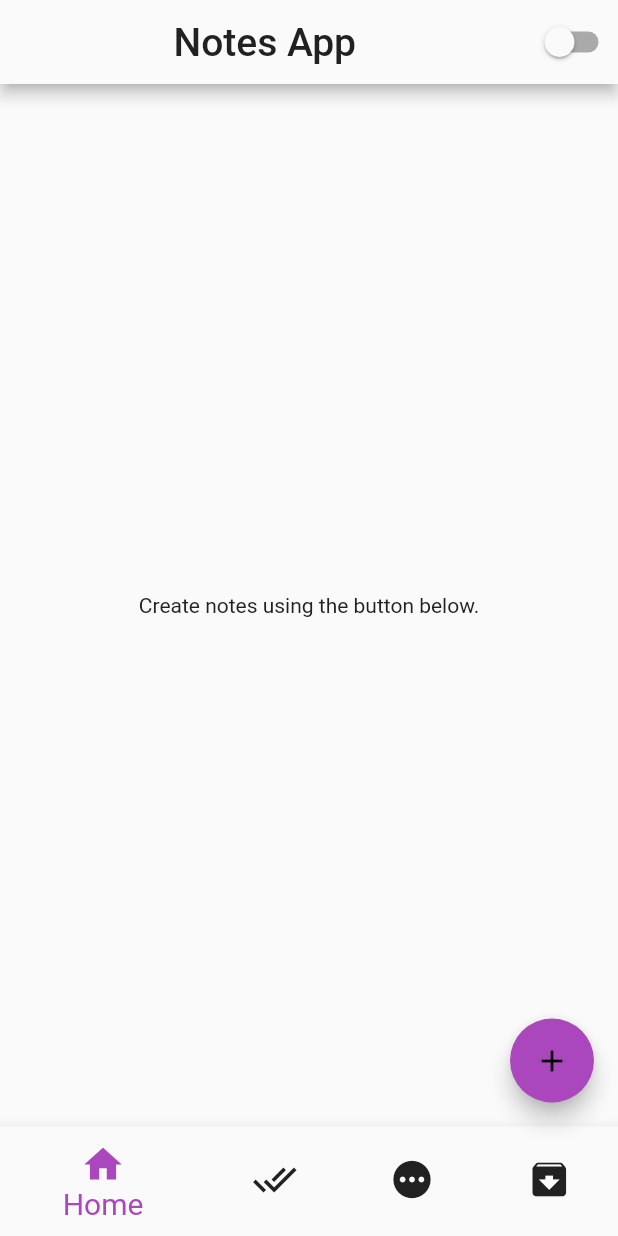
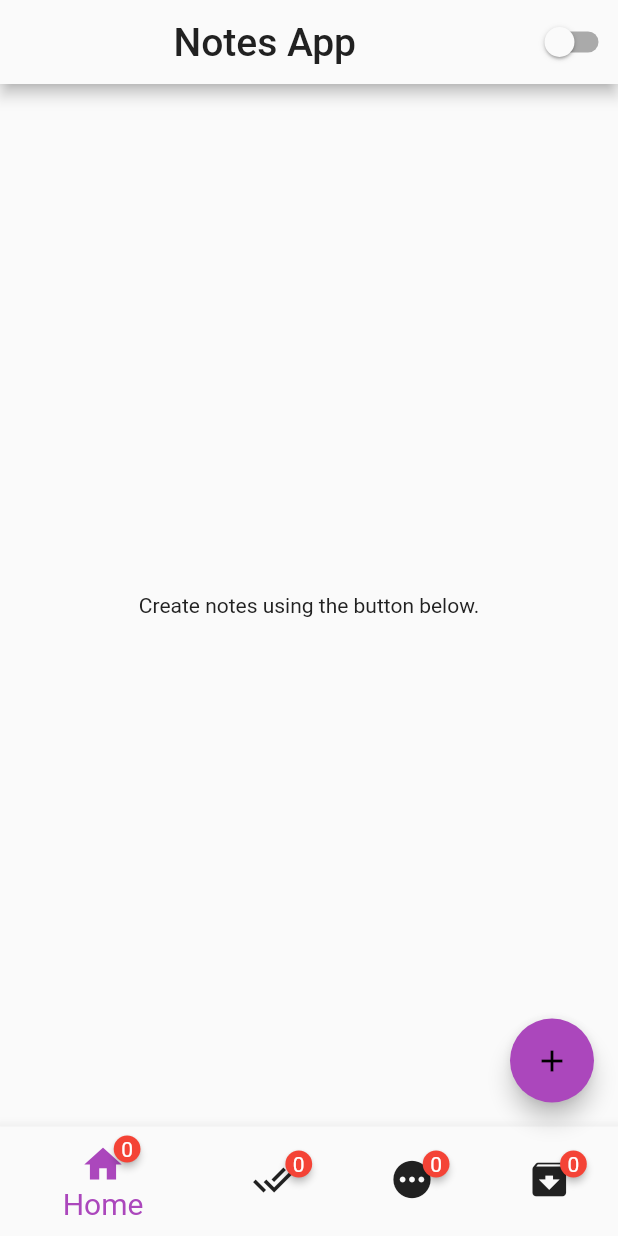
Before and after one commit to bisma-im/notes_app, a Flutter app: the screen it shows after launch, on a phone screen of 412 x 824 dp. Run offline on Flutter 3.47's test engine with Material 2 defaults, Android fonts, the phone set to English and light mode, and no system bars; drawn by our look-alikes of badges.

Commit message:
Badge Icon on bottom navigation bar tabs to show number of notes in each category.

```diff
--- /dev/null
+++ b/lib/module_screens/bottom_nav_bar.dart
@@ -0,0 +1,70 @@
+import 'package:flutter/material.dart';
+import 'package:badges/badges.dart' as badges;
+class BottomNavBar extends StatefulWidget {
+  final int selectedIndex;
+  final Function(int) onItemTapped;
+  final int complete;
+  final int pending;
+  final int archive;
+  final int all;
+
+  const BottomNavBar({super.key, required this.selectedIndex, required this.complete, required this.pending, required this.archive, required this.all, required this.onItemTapped});
+  @override
+  State<BottomNavBar> createState() => _BottomNavBarState();
+}
+
+class _BottomNavBarState extends State<BottomNavBar> {
+  @override
+  Widget build(BuildContext context) {
+    return BottomNavigationBar(
+      backgroundColor: Theme.of(context).colorScheme.background,
+      items: <BottomNavigationBarItem> [
+        BottomNavigationBarItem(
+          icon: badges.Badge(
+            badgeContent: Text(
+              widget.all.toString(),
+              style: const TextStyle(color: Colors.white),
+            ),
+            child: const Icon(Icons.home),
+          ),
+          label: 'Home',
+        ),
+        BottomNavigationBarItem(
+          icon: badges.Badge(
+            badgeContent: Text(
+              widget.complete.toString(),
+              style: const TextStyle(color: Colors.white),
+            ),
+            child: const Icon(Icons.done_all),
+          ),
+          label: 'Complete',
+        ),
+        BottomNavigationBarItem(
+          icon: badges.Badge(
+            badgeContent: Text(
+              widget.pending.toString(),
+              style: const TextStyle(color: Colors.white),
+            ),
+              child: const Icon(Icons.pending),
+          ),
+          label: 'Pending',
+        ),
+        BottomNavigationBarItem(
+          icon: badges.Badge(
+            badgeContent: Text(
+              widget.archive.toString(),
+              style: const TextStyle(color: Colors.white),
+            ),
+              child: const Icon(Icons.archive)),
+          label: 'Archive',
+        ),
+      ],
+      currentIndex: widget.selectedIndex,
+      unselectedItemColor: Theme.of(context).colorScheme.secondary,
+      selectedItemColor: Theme.of(context).colorScheme.primary,
+      iconSize: 30.0,
+      selectedFontSize: 20.0,
+      onTap: widget.onItemTapped,
+    );
+  }
+}
--- a/lib/module_screens/create_note.dart
+++ b/lib/module_screens/create_note.dart
@@ -45,7 +45,7 @@ class _CreateNoteState extends State<CreateNote> {
         ),
       ),
       floatingActionButton: FloatingActionButton(
-        backgroundColor: Colors.purple.shade400,
+        backgroundColor: Theme.of(context).colorScheme.primary,
         onPressed: (){
           if(titleController.text.isEmpty){
             return;
--- a/lib/module_screens/home_screen.dart
+++ b/lib/module_screens/home_screen.dart
@@ -1,6 +1,7 @@
 import 'package:flutter/material.dart';
 import 'package:notes_app/models/Note.dart';
 import 'package:notes_app/module_screens/create_note.dart';
+import 'package:notes_app/module_screens/bottom_nav_bar.dart';
 import 'package:notes_app/widgets/note_card.dart';
 
 import '../main.dart';
@@ -12,13 +13,15 @@ class HomeScreen extends StatefulWidget {
 
 class _HomeScreenState extends State<HomeScreen> with TickerProviderStateMixin{
   List <Note> notes = List.empty(growable: true);
-  List<String> categories = ['Home','Complete','Pending','Archived'];
+  //List<String> categories = ['Home','Complete','Pending','Archived'];
   int _selectedIndex = 0;
+  List<Note> completedNotes = List.empty(growable: true);
+  List<Note> pendingNotes = List.empty(growable: true);
+  List<Note> archivedNotes = List.empty(growable: true);
   List<Note> filteredNotes = List.empty(growable: true);
   List<Note> filterNotesByCategory(String category) {
     return notes.where((note) => note.category == category).toList();
   }
-
   @override
   Widget build(BuildContext context) {
 
@@ -58,44 +61,25 @@ class _HomeScreenState extends State<HomeScreen> with TickerProviderStateMixin{
       ),
 
       //ListViewBuilder(notes: notes, length: notes.length, context: context, onNoteDeleted: onNoteDeleted, onCategoryChanged: onCategoryChanged),
-      bottomNavigationBar: BottomNavigationBar(
-        backgroundColor: Theme.of(context).colorScheme.background,
-        items: const <BottomNavigationBarItem> [
-          BottomNavigationBarItem(
-            icon: Icon(Icons.home),
-            label: 'Home',
-          ),
-          BottomNavigationBarItem(
-            icon: Icon(Icons.done_all),
-            label: 'Complete',
-          ),
-          BottomNavigationBarItem(
-            icon: Icon(Icons.pending),
-            label: 'Pending',
-          ),
-          BottomNavigationBarItem(
-            icon: Icon(Icons.archive),
-            label: 'Archive',
-          ),
-        ],
-        currentIndex: _selectedIndex,
-        unselectedItemColor: Theme.of(context).colorScheme.secondary,
-        selectedItemColor: Theme.of(context).colorScheme.primary,
-        iconSize: 30.0,
-        selectedFontSize: 20.0,
-        onTap: (int index) {
+      bottomNavigationBar: BottomNavBar(
+          selectedIndex: _selectedIndex,
+          complete: categoryLength('Complete'),
+          pending: categoryLength('Pending'),
+          archive: categoryLength('Archive'),
+          all: notes.length,
+          onItemTapped: (int index) {
             setState(() {
               _selectedIndex = index;
               switch(index){
-              case 1: filteredNotes = filterNotesByCategory('Complete');
-              case 2: filteredNotes = filterNotesByCategory('Pending');
-              case 3: filteredNotes = filterNotesByCategory('Archive');
+                case 1: filteredNotes = filterNotesByCategory('Complete'); break;
+                case 2: filteredNotes = filterNotesByCategory('Pending'); break;
+                case 3: filteredNotes = filterNotesByCategory('Archive'); break;
               }
             });
           },
       ),
       floatingActionButton: _selectedIndex == 0 ? FloatingActionButton(
-        backgroundColor: Colors.purple.shade400,
+        backgroundColor: Theme.of(context).colorScheme.primary,
         onPressed: () {
           Navigator.of(context).push(MaterialPageRoute(builder: (context) => CreateNote(onNewNoteCreated: onNewNoteCreated)));
         },
@@ -117,4 +101,11 @@ class _HomeScreenState extends State<HomeScreen> with TickerProviderStateMixin{
       notes[index].category = newCategory;
     });
   }
+  int categoryLength(String newCategory){
+    int len = 0;
+    newCategory == 'Complete' ? len = notes.where((note) => note.category == 'Complete').toList().length :
+    newCategory == 'Pending' ? len = notes.where((note) => note.category == 'Pending').toList().length:
+    len = notes.where((note) => note.category == 'Archive').toList().length;
+    return len;
   }
+}
--- a/pubspec.yaml
+++ b/pubspec.yaml
@@ -35,6 +35,7 @@ dependencies:
   # The following adds the Cupertino Icons font to your application.
   # Use with the CupertinoIcons class for iOS style icons.
   cupertino_icons: ^1.0.2
+  badges: ^3.1.2
 
 dev_dependencies:
   flutter_test:
```
Also changed, not shown: lib/widgets/badge_icon.dart (added), pubspec.lock. Lines whose indentation alone changed are shown as unchanged.
